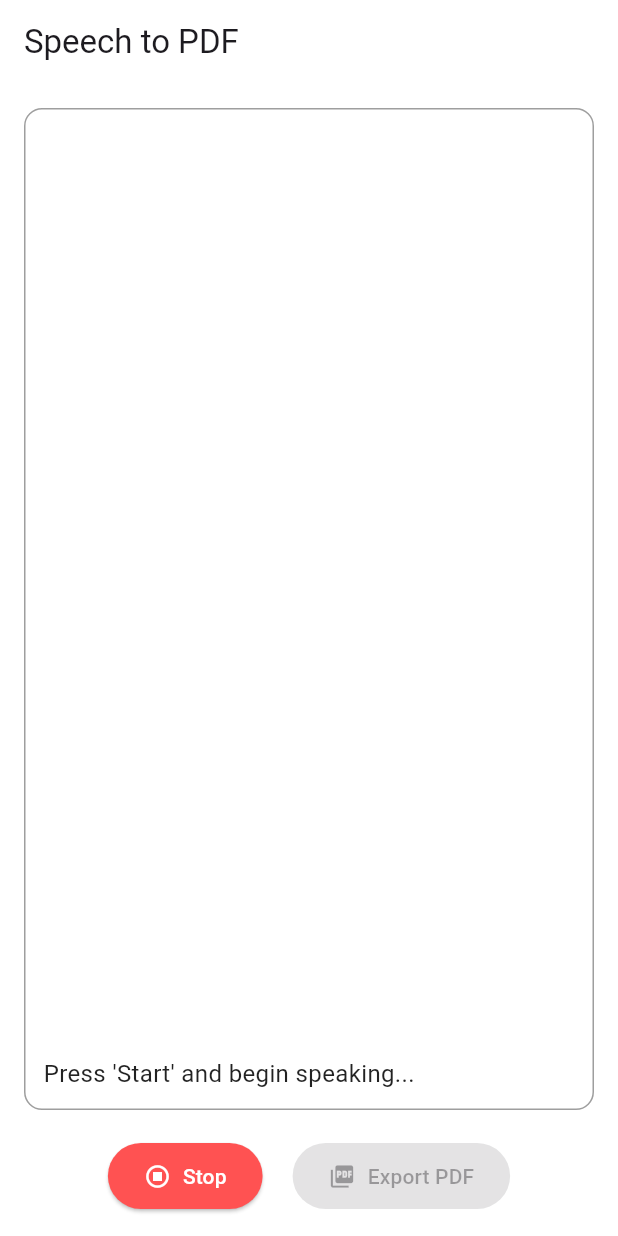
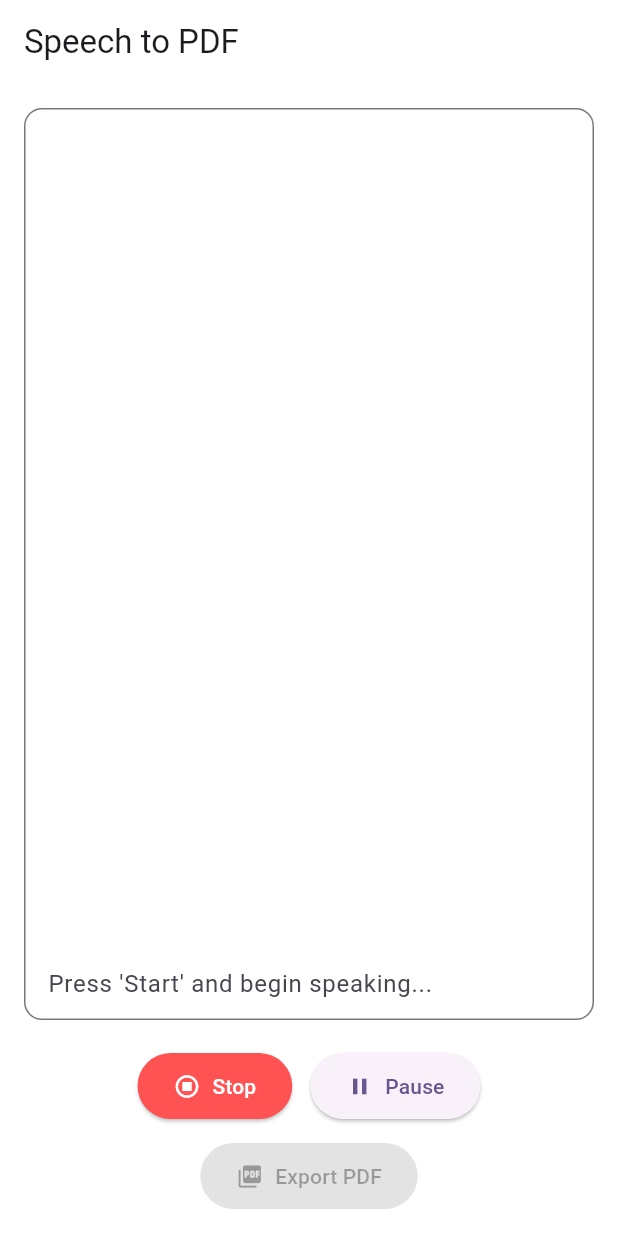
Before and after one commit to noyevate/ts, a Flutter app: the screen it shows after launch, after a tap on "Start", on a phone screen of 412 x 824 dp. Run offline on Flutter 3.47's test engine with Material 3 defaults, Android fonts, the phone set to English and light mode, and no system bars; our stand-ins replace permission_handler; missing offline and left inert: google_speech, sound_stream.

Commit message:
Update speech_to_text_page.dart

```diff
--- a/lib/speech_to_text_page.dart
+++ b/lib/speech_to_text_page.dart
@@ -6,10 +6,10 @@ import 'package:path_provider/path_provider.dart';
 import 'package:pdf/widgets.dart' as pw;
 import 'package:permission_handler/permission_handler.dart';
 import 'package:flutter/services.dart' show rootBundle;
-// CHANGED: Added a prefix to resolve the name collision
 import 'package:google_speech/generated/google/cloud/speech/v1/cloud_speech.pb.dart'
     as speech_proto;
-import 'package:sound_stream/sound_stream.dart'; // CHANGE: Import sound_stream
+import 'package:sound_stream/sound_stream.dart';
+
 
 class SpeechToPdfPage extends StatefulWidget {
   const SpeechToPdfPage({Key? key}) : super(key: key);
@@ -19,9 +19,11 @@ class SpeechToPdfPage extends StatefulWidget {
 }
 
 class _SpeechToPdfPageState extends State<SpeechToPdfPage> {
+  bool _isInitializing = true;
+
+  final TextEditingController _textController = TextEditingController();
+  bool _isPaused = false;
   bool _isListening = false;
-  String _transcription = "";
-
   String _finalTranscription = "";
 
   late SpeechToText _speechTotext;
@@ -35,26 +37,18 @@ class _SpeechToPdfPageState extends State<SpeechToPdfPage> {
   void initState() {
     super.initState();
     _initSpeech();
-    _recorder.initialize();
   }
 
-  // @override
-  // void dispose() {
-  //   // Clean up resources
-  //   _audioStreamSubscription?.cancel();
-  //   _recorder.stop(); // Stop the recorder on dispose
-  //   super.dispose();
-  // }
-
   Future<void> _initSpeech() async {
+    try {
+      await _recorder.initialize();
       await [Permission.microphone, Permission.storage].request();
       final serviceAccount = ServiceAccount.fromString(
-      (await rootBundle.loadString('assets/keys/chop-nowt-078b693b081d.json')),
+        (await rootBundle
+            .loadString('assets/keys/chop-nowt-078b693b081d.json')),
       );
-    final speechToText = SpeechToText.viaServiceAccount(serviceAccount);
-    setState(() {
-      _speechTotext = speechToText;
-    });
+      _speechTotext = SpeechToText.viaServiceAccount(serviceAccount);
+
       _config = StreamingRecognitionConfig(
         config: RecognitionConfig(
           encoding: AudioEncoding.LINEAR16,
@@ -65,25 +59,29 @@ class _SpeechToPdfPageState extends State<SpeechToPdfPage> {
         ),
         interimResults: true,
       );
+    } catch (e) {
+      debugPrint("Error during speech initialization: $e");
+    } finally {
+
+      if (mounted) {
+        setState(() {
+          _isInitializing = false;
+        });
+      }
+    }
   }
 
-Future<void> _startListening() async {
-  if (_isListening) return;
+  void _startRecognitionStream() {
+    _recorder.start();
 
-  setState(() {
-    _transcription = "";
-    _finalTranscription = "";
-  });
-
-  setState(() => _isListening = true);
-
-  await _recorder.start();
-  final responseStream = _speechTotext.streamingRecognize(_config!, _recorder.audioStream);
+    final responseStream =
+        _speechTotext.streamingRecognize(_config!, _recorder.audioStream);
 
     _responseSubscription = responseStream.listen(
       (data) {
+        if (_isPaused) return;
+
         final StringBuffer interimTranscript = StringBuffer();
-
         final StringBuffer newFinalParts = StringBuffer();
 
         for (var result in data.results) {
@@ -94,11 +92,10 @@ Future<void> _startListening() async {
           }
         }
 
-      setState(() {
         _finalTranscription += newFinalParts.toString();
-
-        _transcription = _finalTranscription + interimTranscript.toString();
-      });
+        _textController.text = _finalTranscription + interimTranscript.toString();
+        _textController.selection = TextSelection.fromPosition(
+            TextPosition(offset: _textController.text.length));
       },
       onError: (e) {
         debugPrint("Error: $e");
@@ -113,23 +110,54 @@ Future<void> _startListening() async {
     );
   }
 
+  void _pauseListening() {
+    if (!_isListening || _isPaused) return;
+    setState(() => _isPaused = true);
+    _recorder.stop();
+    _responseSubscription?.cancel();
+    debugPrint("Transcription paused. Stream torn down.");
+  }
+
+  void _resumeListening() async {
+    if (!_isListening || !_isPaused) return;
+    _finalTranscription = _textController.text;
+    setState(() => _isPaused = false);
+    _startRecognitionStream();
+    debugPrint("Transcription resumed with new stream.");
+  }
+
+  Future<void> _startListening() async {
+    if (_isListening) return;
+    _textController.clear();
+    _finalTranscription = "";
+    setState(() {
+      _isListening = true;
+      _isPaused = false;
+    });
+    _startRecognitionStream();
+  }
+
   void _stopListening() async {
     await _recorder.stop();
     await _responseSubscription?.cancel();
     if (mounted) {
-      setState(() => _isListening = false);
+      setState(() {
+        _isListening = false;
+        _isPaused = false;
+      });
     }
   }
 
   @override
   void dispose() {
+    _textController.dispose();
     _responseSubscription?.cancel();
     _recorder.stop();
     super.dispose();
   }
 
   Future<void> _exportToPdf() async {
-    if (_transcription.isEmpty) return;
+    if (_textController.text.isEmpty) return;
 
     final TextEditingController nameController = TextEditingController();
     final String? customName = await showDialog<String>(
@@ -163,34 +191,29 @@ Future<void> _startListening() async {
 
     if (customName == null || customName.isEmpty) return;
 
-    final pdf = pw.Document( title:  customName.isEmpty ? "" : customName );
+    final pdf = pw.Document(title: customName.isEmpty ? "" : customName);
     pdf.addPage(
       pw.Page(
         build: (pw.Context context) => pw.Padding(
           padding: const pw.EdgeInsets.all(20),
-          child: pw.Text(_transcription),
+          child: pw.Text(_textController.text),
         ),
       ),
     );
-    print(_transcription);
 
     try {
       final dir = await getExternalStorageDirectory();
       if (dir != null) {
-        // Use custom filename (with .pdf extension if missing)
         final fileName =
             customName.endsWith(".pdf") ? customName : "$customName.pdf";
         final file = File("${dir.path}/$fileName");
-
         await file.writeAsBytes(await pdf.save());
         print("Saved: $fileName");
-
         ScaffoldMessenger.of(context).showSnackBar(
           SnackBar(content: Text("PDF saved as: $fileName")),
         );
-
         setState(() {
-          _transcription = "";
+          _textController.clear();
           _finalTranscription = "";
         });
       }
@@ -203,36 +226,51 @@ Future<void> _startListening() async {
 
   @override
   Widget build(BuildContext context) {
-    return Scaffold(
+    return GestureDetector(
+      onTap: () {
+        FocusScope.of(context).unfocus();
+      },
+      child: Scaffold(
         backgroundColor: Colors.white,
         appBar: AppBar(
           title: const Text("Speech to PDF"),
           backgroundColor: Colors.white,
         ),
-      body: Padding(
+        body: _isInitializing
+            ? const Center(
+                child: Column(
+                  mainAxisAlignment: MainAxisAlignment.center,
+                  children: [
+                    CircularProgressIndicator(),
+                    SizedBox(height: 16),
+                    Text("Initializing..."),
+                  ],
+                ),
+              )
+            : Padding(
                 padding: const EdgeInsets.all(16),
                 child: Column(
                   children: [
+                    // AFTER
 Expanded(
-              child: Container(
-                padding: const EdgeInsets.all(12),
-                decoration: BoxDecoration(
-                  border: Border.all(color: Colors.grey),
+  child: TextField(
+    controller: _textController,
+    maxLines: null,
+    expands: true,
+    readOnly: _isListening && !_isPaused,
+
+    textAlignVertical: TextAlignVertical.bottom,
+
+    textAlign: TextAlign.left,
+
+    decoration: InputDecoration(
+      hintText: "Press 'Start' and begin speaking...",
+      border: OutlineInputBorder(
         borderRadius: BorderRadius.circular(12),
       ),
-                child: SingleChildScrollView(
-                  reverse: true,
-                  child: SizedBox(
-                    width: double.infinity,
-                    child: Text(
-                      _transcription.isEmpty
-                          ? "Press 'Start' and begin speaking..."
-                          : _transcription,
-                      style:
-                          const TextStyle(fontSize: 16, color: Colors.black87),
+      contentPadding: const EdgeInsets.only(left: 12, right: 12, bottom: 12, top: 8),
     ),
-                  ),
-                ),
+    style: const TextStyle(fontSize: 16, color: Colors.black87),
   ),
 ),
                     const SizedBox(height: 20),
@@ -240,21 +278,40 @@ Future<void> _startListening() async {
                       mainAxisAlignment: MainAxisAlignment.center,
                       children: [
                         ElevatedButton.icon(
-                  onPressed: _isListening ? _stopListening : _startListening,
-                  icon: Icon(
-                      _isListening ? Icons.stop_circle_outlined : Icons.mic),
+                          onPressed:
+                              _isListening ? _stopListening : _startListening,
+                          icon: Icon(_isListening
+                              ? Icons.stop_circle_outlined
+                              : Icons.mic),
                           label: Text(_isListening ? "Stop" : "Start"),
                           style: ElevatedButton.styleFrom(
-                    backgroundColor:
-                        _isListening ? Colors.redAccent : Colors.blueAccent,
+                            backgroundColor: _isListening
+                                ? Colors.redAccent
+                                : Colors.blueAccent,
                             foregroundColor: Colors.white,
                             padding: const EdgeInsets.symmetric(
                                 horizontal: 24, vertical: 12),
                           ),
                         ),
-                const SizedBox(width: 20),
+                        const SizedBox(width: 12),
+                        if (_isListening)
                           ElevatedButton.icon(
-                  onPressed: _transcription.isNotEmpty ? _exportToPdf : null,
+                            onPressed:
+                                _isPaused ? _resumeListening : _pauseListening,
+                            icon:
+                                Icon(_isPaused ? Icons.play_arrow : Icons.pause),
+                            label: Text(_isPaused ? "Resume" : "Pause"),
+                            style: ElevatedButton.styleFrom(
+                              padding: const EdgeInsets.symmetric(
+                                  horizontal: 24, vertical: 12),
+                            ),
+                          ),
+                      ],
+                    ),
+                    const SizedBox(height: 12),
+                    ElevatedButton.icon(
+                      onPressed:
+                          _textController.text.isNotEmpty ? _exportToPdf : null,
                       icon: const Icon(Icons.picture_as_pdf),
                       label: const Text("Export PDF"),
                       style: ElevatedButton.styleFrom(
@@ -263,8 +320,7 @@ Future<void> _startListening() async {
                       ),
                     ),
                   ],
-            )
-          ],
+                ),
               ),
       ),
     );
```
Lines whose indentation alone changed are shown as unchanged.
